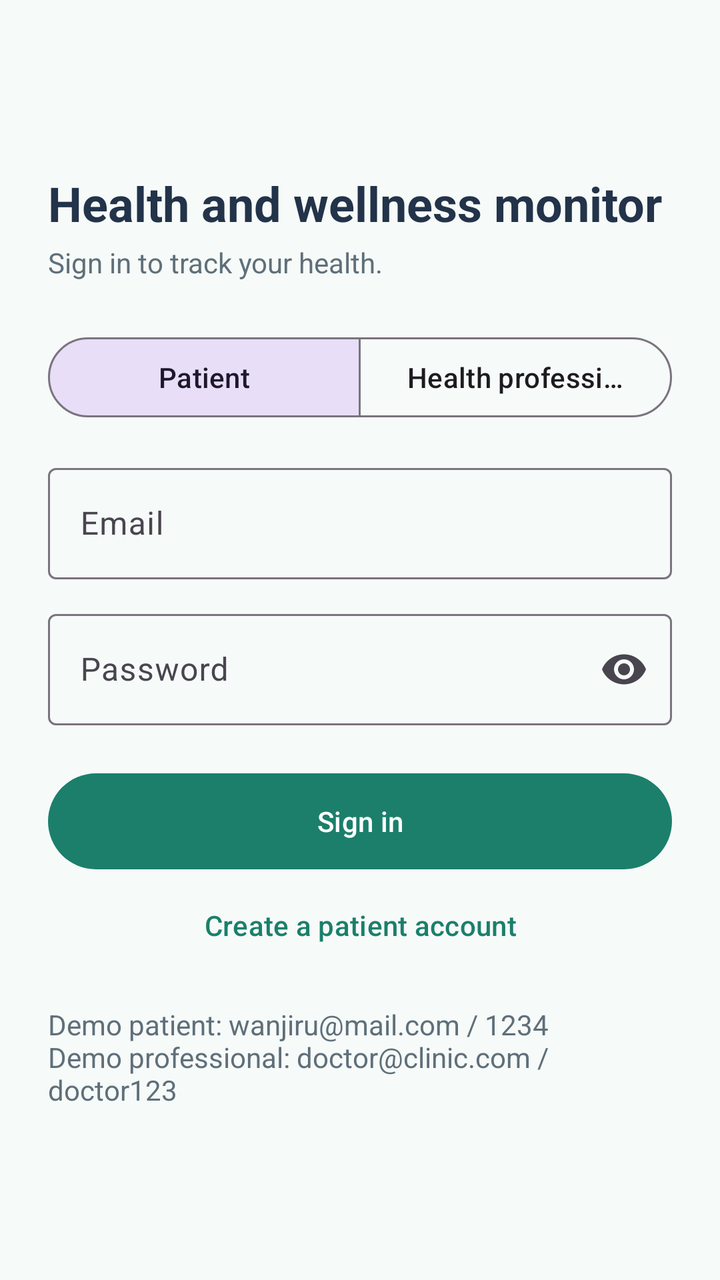
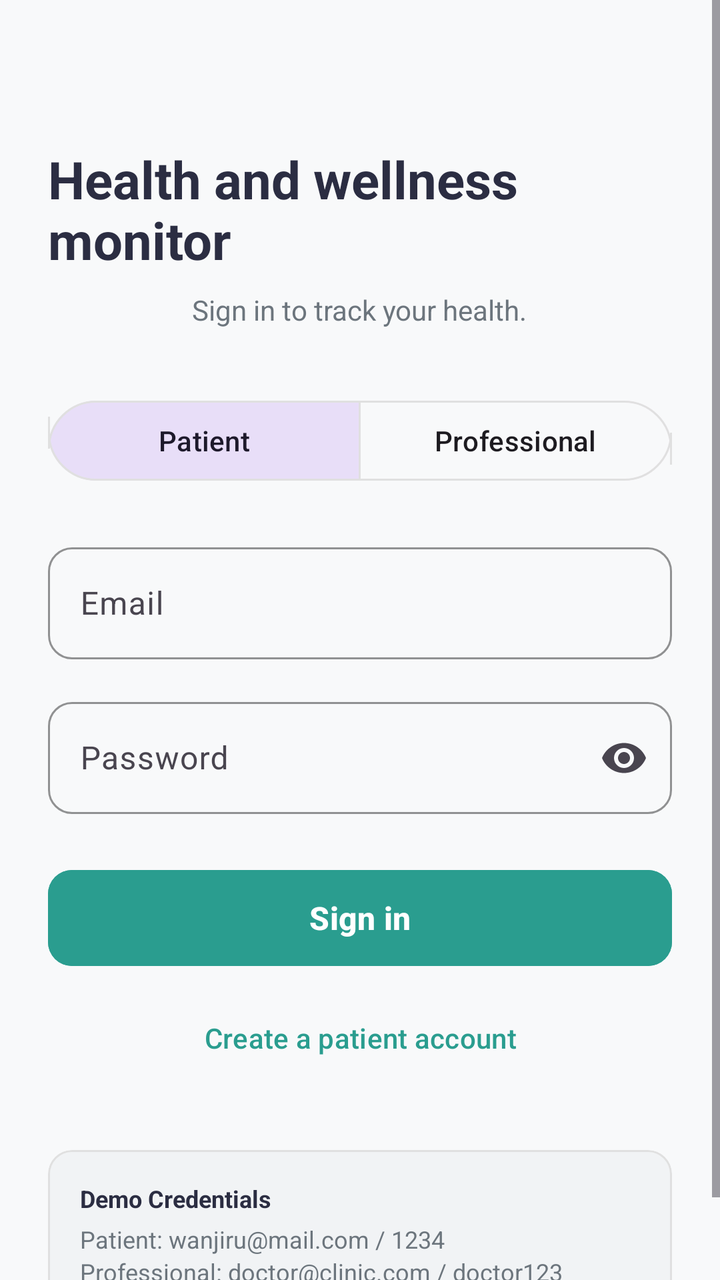

Before-and-after screenshots of an Android layout around one commit, followed by the original layout XML and the change that was made.
<!-- AndroidManifest.xml: application theme Theme.HealthierU -->
<!-- res/layout/activity_login.xml -->
<?xml version="1.0" encoding="utf-8"?>
<ScrollView xmlns:android="http://schemas.android.com/apk/res/android"
    xmlns:app="http://schemas.android.com/apk/res-auto"
    android:layout_width="match_parent"
    android:layout_height="match_parent"
    android:fillViewport="true">

    <LinearLayout
        android:layout_width="match_parent"
        android:layout_height="wrap_content"
        android:gravity="center_vertical"
        android:orientation="vertical"
        android:padding="24dp">

        <TextView
            style="@style/Heading"
            android:layout_width="wrap_content"
            android:layout_height="wrap_content"
            android:text="Health and wellness monitor" />

        <TextView
            style="@style/BodyMuted"
            android:layout_width="wrap_content"
            android:layout_height="wrap_content"
            android:layout_marginTop="4dp"
            android:text="Sign in to track your health." />

        <com.google.android.material.button.MaterialButtonToggleGroup
            android:id="@+id/toggleRole"
            android:layout_width="match_parent"
            android:layout_height="wrap_content"
            android:layout_marginTop="24dp"
            app:checkedButton="@id/btnRolePatient"
            app:selectionRequired="true"
            app:singleSelection="true">

            <Button
                android:id="@+id/btnRolePatient"
                style="?attr/materialButtonOutlinedStyle"
                android:layout_width="0dp"
                android:layout_height="wrap_content"
                android:layout_weight="1"
                android:text="Patient" />

            <Button
                android:id="@+id/btnRoleProfessional"
                style="?attr/materialButtonOutlinedStyle"
                android:layout_width="0dp"
                android:layout_height="wrap_content"
                android:layout_weight="1"
                android:text="Health professional" />
        </com.google.android.material.button.MaterialButtonToggleGroup>

        <com.google.android.material.textfield.TextInputLayout
            style="@style/Widget.Material3.TextInputLayout.OutlinedBox"
            android:layout_width="match_parent"
            android:layout_height="wrap_content"
            android:layout_marginTop="16dp"
            android:hint="Email">

            <com.google.android.material.textfield.TextInputEditText
                android:id="@+id/etEmail"
                android:layout_width="match_parent"
                android:layout_height="wrap_content"
                android:inputType="textEmailAddress" />
        </com.google.android.material.textfield.TextInputLayout>

        <com.google.android.material.textfield.TextInputLayout
            style="@style/Widget.Material3.TextInputLayout.OutlinedBox"
            android:layout_width="match_parent"
            android:layout_height="wrap_content"
            android:layout_marginTop="12dp"
            android:hint="Password"
            app:endIconMode="password_toggle">

            <com.google.android.material.textfield.TextInputEditText
                android:id="@+id/etPassword"
                android:layout_width="match_parent"
                android:layout_height="wrap_content"
                android:inputType="textPassword" />
        </com.google.android.material.textfield.TextInputLayout>

        <TextView
            android:id="@+id/tvError"
            android:layout_width="wrap_content"
            android:layout_height="wrap_content"
            android:layout_marginTop="8dp"
            android:textColor="@color/coral"
            android:visibility="gone" />

        <Button
            android:id="@+id/btnSignIn"
            android:layout_width="match_parent"
            android:layout_height="56dp"
            android:layout_marginTop="20dp"
            android:text="Sign in" />

        <Button
            android:id="@+id/btnCreateAccount"
            style="@style/Widget.Material3.Button.TextButton"
            android:layout_width="match_parent"
            android:layout_height="wrap_content"
            android:text="Create a patient account" />

        <TextView
            style="@style/BodyMuted"
            android:layout_width="wrap_content"
            android:layout_height="wrap_content"
            android:layout_marginTop="16dp"
            android:text="Demo patient: wanjiru@mail.com / 1234\nDemo professional: doctor@clinic.com / doctor123" />
    </LinearLayout>
</ScrollView>
<!-- resources referenced by this layout -->
<resources>
  <color name="coral">#E76F51</color>
  <style name="BodyMuted">
          <item name="android:textSize">14sp</item>
          <item name="android:textColor">@color/muted</item>
      </style>
  <style name="Heading">
          <item name="android:textSize">24sp</item>
          <item name="android:textStyle">bold</item>
          <item name="android:textColor">@color/navy</item>
      </style>
  <style name="Theme.HealthierU" parent="Base.Theme.HealthierU" />
  <color name="muted">#5F6F7A</color>
  <color name="navy">#22334A</color>
  <style name="Base.Theme.HealthierU" parent="Theme.Material3.Light">
          <item name="colorPrimary">@color/primary</item>
          <item name="colorOnPrimary">@color/white</item>
          <item name="colorSecondary">@color/navy</item>
          <item name="android:windowBackground">@color/background</item>
          <item name="android:statusBarColor">@color/primary_dark</item>
      </style>
  <color name="primary">#1B7F6B</color>
  <color name="white">#FFFFFFFF</color>
  <color name="background">#F6FAF8</color>
  <color name="primary_dark">#14594B</color>
</resources>

<!-- the commit's change to res/layout/activity_login.xml (unified diff, before → after) -->
@@ -3,110 +3,193 @@
     xmlns:app="http://schemas.android.com/apk/res-auto"
     android:layout_width="match_parent"
     android:layout_height="match_parent"
-    android:fillViewport="true">
+    android:fillViewport="true"
+    android:background="#F8F9FA"> 
 
     <LinearLayout
         android:layout_width="match_parent"
         android:layout_height="wrap_content"
-        android:gravity="center_vertical"
+        android:gravity="center_horizontal"
         android:orientation="vertical"
         android:padding="24dp">
 
+        
+        <View
+            android:layout_width="match_parent"
+            android:layout_height="48dp" />
+
+        
         <TextView
             style="@style/Heading"
             android:layout_width="wrap_content"
             android:layout_height="wrap_content"
-            android:text="Health and wellness monitor" />
+            android:text="Health and wellness monitor"
+            android:textColor="#2B2D42"
+            android:textSize="26sp"
+            android:textStyle="bold" />
 
         <TextView
             style="@style/BodyMuted"
             android:layout_width="wrap_content"
             android:layout_height="wrap_content"
-            android:layout_marginTop="4dp"
-            android:text="Sign in to track your health." />
+            android:layout_marginTop="8dp"
+            android:text="Sign in to track your health."
+            android:textColor="#6C757D" />
 
+        
         <com.google.android.material.button.MaterialButtonToggleGroup
             android:id="@+id/toggleRole"
             android:layout_width="match_parent"
-            android:layout_height="wrap_content"
-            android:layout_marginTop="24dp"
+            android:layout_height="48dp"
+            android:layout_marginTop="32dp"
             app:checkedButton="@id/btnRolePatient"
             app:selectionRequired="true"
             app:singleSelection="true">
 
-            <Button
+            
+            <com.google.android.material.button.MaterialButton
                 android:id="@+id/btnRolePatient"
-                style="?attr/materialButtonOutlinedStyle"
+                style="@style/Widget.Material3.Button.OutlinedButton"
                 android:layout_width="0dp"
-                android:layout_height="wrap_content"
+                android:layout_height="match_parent"
                 android:layout_weight="1"
-                android:text="Patient" />
+                android:text="Patient"
+                app:cornerRadius="24dp"
+                app:strokeColor="#E0E0E0"
+                app:strokeWidth="1dp" />
 
-            <Button
+            <com.google.android.material.button.MaterialButton
                 android:id="@+id/btnRoleProfessional"
-                style="?attr/materialButtonOutlinedStyle"
+                style="@style/Widget.Material3.Button.OutlinedButton"
                 android:layout_width="0dp"
-                android:layout_height="wrap_content"
+                android:layout_height="match_parent"
                 android:layout_weight="1"
-                android:text="Health professional" />
+                android:text="Professional"
+                app:cornerRadius="24dp"
+                app:strokeColor="#E0E0E0"
+                app:strokeWidth="1dp" />
         </com.google.android.material.button.MaterialButtonToggleGroup>
 
+        
+        <com.google.android.material.textfield.TextInputLayout
+            style="@style/Widget.Material3.TextInputLayout.OutlinedBox"
+            android:layout_width="match_parent"
+            android:layout_height="wrap_content"
+            android:layout_marginTop="24dp"
+            android:hint="Email"
+            app:boxCornerRadiusBottomEnd="12dp"
+            app:boxCornerRadiusBottomStart="12dp"
+            app:boxCornerRadiusTopEnd="12dp"
+            app:boxCornerRadiusTopStart="12dp"
+            app:boxStrokeColor="#2A9D8F">
+
+            <com.google.android.material.textfield.TextInputEditText
+                android:id="@+id/etEmail"
+                android:layout_width="match_parent"
+                android:layout_height="56dp"
+                android:inputType="textEmailAddress" />
+        </com.google.android.material.textfield.TextInputLayout>
+
+        
         <com.google.android.material.textfield.TextInputLayout
             style="@style/Widget.Material3.TextInputLayout.OutlinedBox"
             android:layout_width="match_parent"
             android:layout_height="wrap_content"
             android:layout_marginTop="16dp"
-            android:hint="Email">
-
-            <com.google.android.material.textfield.TextInputEditText
-                android:id="@+id/etEmail"
-                android:layout_width="match_parent"
-                android:layout_height="wrap_content"
-                android:inputType="textEmailAddress" />
-        </com.google.android.material.textfield.TextInputLayout>
-
-        <com.google.android.material.textfield.TextInputLayout
-            style="@style/Widget.Material3.TextInputLayout.OutlinedBox"
-            android:layout_width="match_parent"
-            android:layout_height="wrap_content"
-            android:layout_marginTop="12dp"
             android:hint="Password"
+            app:boxCornerRadiusBottomEnd="12dp"
+            app:boxCornerRadiusBottomStart="12dp"
+            app:boxCornerRadiusTopEnd="12dp"
+            app:boxCornerRadiusTopStart="12dp"
+            app:boxStrokeColor="#2A9D8F"
             app:endIconMode="password_toggle">
 
             <com.google.android.material.textfield.TextInputEditText
                 android:id="@+id/etPassword"
                 android:layout_width="match_parent"
-                android:layout_height="wrap_content"
+                android:layout_height="56dp"
                 android:inputType="textPassword" />
         </com.google.android.material.textfield.TextInputLayout>
 
+        
         <TextView
             android:id="@+id/tvError"
             android:layout_width="wrap_content"
             android:layout_height="wrap_content"
             android:layout_marginTop="8dp"
-            android:textColor="@color/coral"
+            android:textColor="#EF233C"
+            android:textSize="12sp"
             android:visibility="gone" />
 
+        
         <Button
             android:id="@+id/btnSignIn"
             android:layout_width="match_parent"
             android:layout_height="56dp"
-            android:layout_marginTop="20dp"
-            android:text="Sign in" />
+            android:layout_marginTop="24dp"
+            android:backgroundTint="#2A9D8F"
+            android:text="Sign in"
+            android:textSize="16sp"
+            android:textStyle="bold"
+            app:cornerRadius="12dp" />
 
+        
         <Button
             android:id="@+id/btnCreateAccount"
             style="@style/Widget.Material3.Button.TextButton"
             android:layout_width="match_parent"
             android:layout_height="wrap_content"
-            android:text="Create a patient account" />
+            android:layout_marginTop="8dp"
+            android:text="Create a patient account"
+            android:textColor="#2A9D8F" />
 
-        <TextView
-            style="@style/BodyMuted"
-            android:layout_width="wrap_content"
+        
+        <View
+            android:layout_width="match_parent"
+            android:layout_height="0dp"
+            android:layout_weight="1" />
+
+        
+        <com.google.android.material.card.MaterialCardView
+            android:layout_width="match_parent"
             android:layout_height="wrap_content"
-            android:layout_marginTop="16dp"
-            android:text="Demo patient: wanjiru@mail.com / 1234\nDemo professional: doctor@clinic.com / doctor123" />
+            android:layout_marginTop="32dp"
+            app:cardBackgroundColor="#F1F3F5"
+            app:cardCornerRadius="12dp"
+            app:cardElevation="0dp"
+            app:strokeColor="#E0E0E0"
+            app:strokeWidth="1dp">
+
+            <LinearLayout
+                android:layout_width="match_parent"
+                android:layout_height="wrap_content"
+                android:orientation="vertical"
+                android:padding="16dp">
+
+                <TextView
+                    android:layout_width="wrap_content"
+                    android:layout_height="wrap_content"
+                    android:text="Demo Credentials"
+                    android:textColor="#2B2D42"
+                    android:textSize="12sp"
+                    android:textStyle="bold" />
+
+                <TextView
+                    android:layout_width="wrap_content"
+                    android:layout_height="wrap_content"
+                    android:layout_marginTop="4dp"
+                    android:text="Patient: wanjiru@mail.com / 1234"
+                    android:textColor="#6C757D"
+                    android:textSize="12sp" />
+
+                <TextView
+                    android:layout_width="wrap_content"
+                    android:layout_height="wrap_content"
+                    android:text="Professional: doctor@clinic.com / doctor123"
+                    android:textColor="#6C757D"
+                    android:textSize="12sp" />
+            </LinearLayout>
+        </com.google.android.material.card.MaterialCardView>
+
     </LinearLayout>
 </ScrollView>
<!-- resource entries referenced after the edit -->
@@ -1,6 +1,5 @@
 <!-- resources referenced by this layout -->
 <resources>
-  <color name="coral">#E76F51</color>
   <style name="BodyMuted">
           <item name="android:textSize">14sp</item>
           <item name="android:textColor">@color/muted</item>
